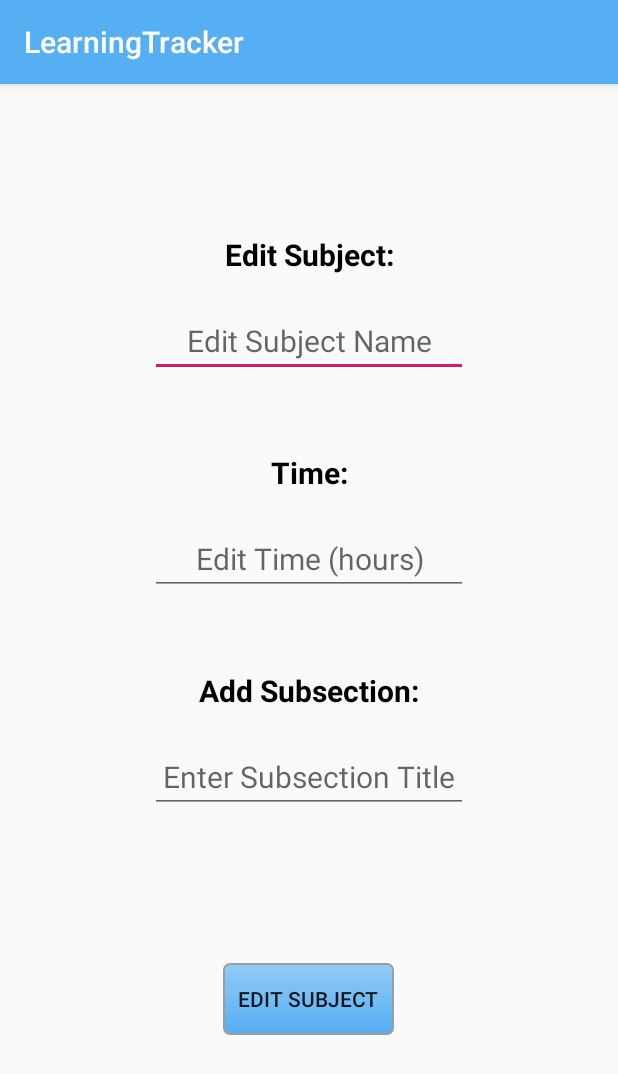
After one commit to Kukant/LearningTracker, an Android app: the EditSubject screen opened directly, with no data from a screen before it, on a phone screen of 412 x 824 dp. The commit adds this screen. Shown: the top 1074 px of the screen. Run offline under Robolectric (Android 15) with nearby library versions, the phone set to English and light mode, and no system bars.

Commit message:
Mikey: Create, Edit subject

```diff
--- a/src/app/src/main/AndroidManifest.xml
+++ b/src/app/src/main/AndroidManifest.xml
@@ -13,6 +13,8 @@
         android:theme="@style/AppTheme">
         <activity android:name=".views.AddSubjectActivity"></activity>
         <activity android:name=".views.SubjectOverviewActivity" />
+        <activity android:name=".views.CreateSubject" />
+        <activity android:name=".views.EditSubject" />
         <activity
             android:name=".views.AddLearningSessionActivity"
             android:screenOrientation="portrait" />
--- a/src/app/src/main/java/com/ateam/learningtracker/data/SubjectEntity.java
+++ b/src/app/src/main/java/com/ateam/learningtracker/data/SubjectEntity.java
@@ -1,4 +1,6 @@
 package com.ateam.learningtracker.data;
+
+import android.widget.EditText;
 
 import com.orm.SugarRecord;
 import com.orm.dsl.Unique;
--- /dev/null
+++ b/src/app/src/main/java/com/ateam/learningtracker/views/EditSubject.java
@@ -0,0 +1,35 @@
+package com.ateam.learningtracker.views;
+
+import android.os.Bundle;
+import android.support.v7.app.AppCompatActivity;
+import android.view.View;
+import android.widget.Button;
+import android.widget.EditText;
+
+import com.ateam.learningtracker.R;
+
+public class EditSubject extends AppCompatActivity {
+    Button updateButton;
+    EditText name, studyTime, subsection;
+
+    protected void onCreate(Bundle savedInstanceState) {
+        super.onCreate(savedInstanceState);
+        setContentView(R.layout.edit_subject);
+
+        updateButton = (Button)findViewById(R.id.createButton);
+        name = (EditText) findViewById(R.id.name);
+        studyTime = (EditText) findViewById(R.id.studyTime);
+        subsection = (EditText) findViewById(R.id.subsection);
+
+        updateButton.setOnClickListener(new View.OnClickListener() {
+            @Override
+            public void onClick(View v) {
+                //SubjectEntity subjectEntity = new SubjectEntity(name, studyTime);
+                //subjectEntity.save();
+            }
+        });
+
+
+
+    }
+}
--- /dev/null
+++ b/src/app/src/main/res/layout/edit_subject.xml
@@ -0,0 +1,94 @@
+<?xml version="1.0" encoding="utf-8"?>
+<LinearLayout xmlns:android="http://schemas.android.com/apk/res/android"
+    xmlns:tools="http://schemas.android.com/tools"
+    android:layout_width="match_parent"
+    android:layout_height="match_parent"
+    android:orientation="vertical"
+    android:paddingLeft="100dp"
+    android:paddingRight="100dp"
+    tools:context=".views.EditSubject">
+
+    <TextView
+        android:id="@+id/textView4"
+        android:layout_width="match_parent"
+        android:layout_height="wrap_content"
+        android:layout_gravity="center"
+        android:layout_marginTop="100dp"
+        android:text="Edit Subject:"
+        android:textAlignment="center"
+        android:textColor="@color/black"
+        android:textSize="20sp"
+        android:textStyle="bold" />
+
+    <EditText
+        android:id="@+id/name"
+        android:layout_width="match_parent"
+        android:layout_height="wrap_content"
+        android:textAlignment="center"
+        android:textColor="@color/black"
+        android:textSize="20sp"
+        android:layout_marginTop="20dp"
+        android:hint="Edit Subject Name"
+        android:inputType="text"
+        />
+
+    <TextView
+        android:id="@+id/textView5"
+        android:layout_width="match_parent"
+        android:layout_height="wrap_content"
+        android:layout_gravity="center"
+        android:layout_marginTop="50dp"
+        android:clickable="false"
+        android:text="Time:"
+        android:textAlignment="center"
+        android:textColor="@color/black"
+        android:textSize="20sp"
+        android:textStyle="bold"
+        />
+
+    <EditText
+        android:id="@+id/studyTime"
+        android:layout_width="match_parent"
+        android:layout_height="wrap_content"
+        android:textAlignment="center"
+        android:textColor="@color/black"
+        android:textSize="20sp"
+        android:layout_marginTop="20dp"
+        android:hint="Edit Time (hours)"
+        android:inputType="number"/>
+
+    <TextView
+        android:id="@+id/textView6"
+        android:layout_width="match_parent"
+        android:layout_height="wrap_content"
+        android:layout_gravity="center"
+        android:layout_marginTop="50dp"
+        android:clickable="false"
+        android:text="Add Subsection:"
+        android:textAlignment="center"
+        android:textColor="@color/black"
+        android:textSize="20sp"
+        android:textStyle="bold"
+        />
+
+    <EditText
+        android:id="@+id/subsection"
+        android:layout_width="match_parent"
+        android:layout_height="wrap_content"
+        android:textAlignment="center"
+        android:textColor="@color/black"
+        android:textSize="20sp"
+        android:layout_marginTop="20dp"
+        android:hint="Enter Subsection Title"
+        android:inputType="text"/>
+
+    <Button
+        android:id="@+id/createButton"
+        android:layout_width="wrap_content"
+        android:layout_height="wrap_content"
+        android:layout_gravity="center"
+        android:layout_marginTop="100dp"
+        android:background="@drawable/button_style"
+        android:text="Edit Subject" />
+
+</LinearLayout>
```
Also changed, not shown: src/app/src/main/java/com/ateam/learningtracker/views/CreateSubject.java (added, +36 -0 lines), src/app/src/main/java/com/ateam/learningtracker/views/MainActivity.java (+14 -0 lines), src/app/src/main/res/layout/create_subject.xml (added, +69 -0 lines).
